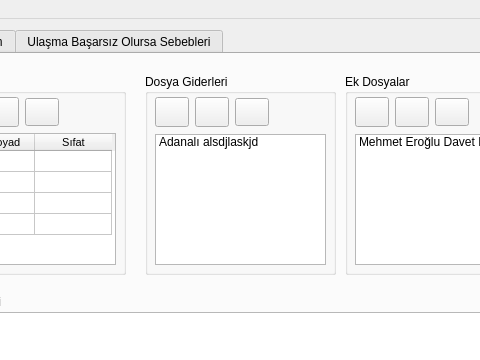
This is ui/untitled.ui in rolilahla/Uzlasma as Qt 5 draws it before an edit; both pictures show x 286 to 766 and y 0 to 360 of the 919 by 495 pixel window. The edited form follows.
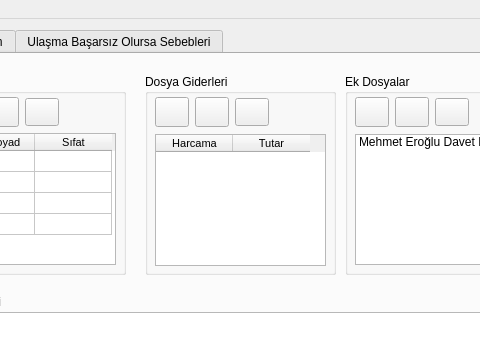
This is the edited form. Icons and pictures are not drawn.

What changed in the file:
```diff
--- a/ui/untitled.ui
+++ b/ui/untitled.ui
@@ -495,20 +495,48 @@
           </size>
          </property>
         </widget>
-        <widget class="QListWidget" name="listWidget_2">
+        <widget class="QTableWidget" name="tableWidget_2">
          <property name="geometry">
           <rect>
            <x>10</x>
            <y>60</y>
            <width>171</width>
-           <height>131</height>
+           <height>132</height>
           </rect>
          </property>
-         <item>
+         <property name="maximumSize">
+          <size>
+           <width>171</width>
+           <height>140</height>
+          </size>
+         </property>
+         <property name="font">
+          <font>
+           <pointsize>8</pointsize>
+          </font>
+         </property>
+         <attribute name="horizontalHeaderDefaultSectionSize">
+          <number>77</number>
+         </attribute>
+         <attribute name="horizontalHeaderMinimumSectionSize">
+          <number>21</number>
+         </attribute>
+         <attribute name="verticalHeaderDefaultSectionSize">
+          <number>21</number>
+         </attribute>
+         <attribute name="verticalHeaderMinimumSectionSize">
+          <number>19</number>
+         </attribute>
+         <column>
           <property name="text">
-           <string>Adanalı alsdjlaskjd</string>
+           <string>Harcama</string>
           </property>
-         </item>
+         </column>
+         <column>
+          <property name="text">
+           <string>Tutar</string>
+          </property>
+         </column>
         </widget>
        </widget>
        <widget class="QGroupBox" name="groupBox_10">
```
